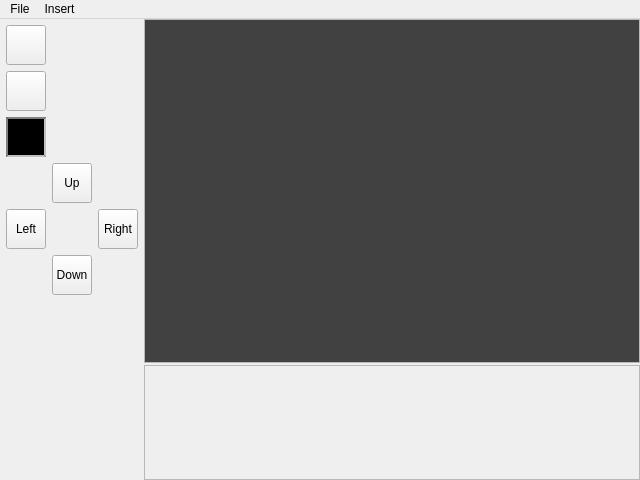
Old version of the form mainwindow.ui in the repository RickWhitefreeze/UI_cs383_goofy-lights.
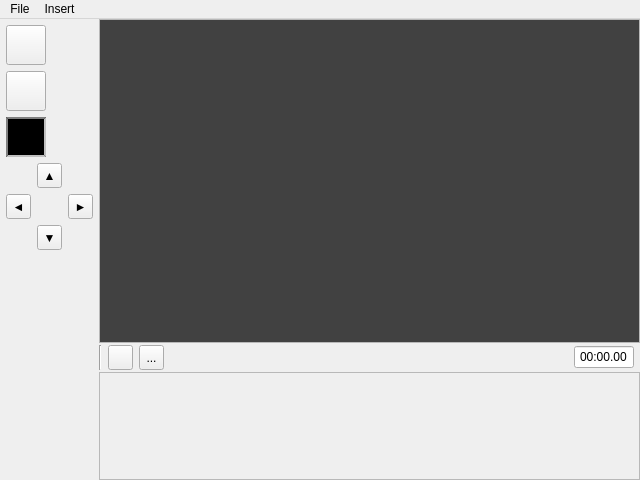
New version of the form. Icons and pictures are not drawn.

```diff
--- a/mainwindow.ui
+++ b/mainwindow.ui
@@ -20,7 +20,7 @@
    </size>
   </property>
   <property name="windowTitle">
-   <string>MainWindow</string>
+   <string>Goofy Lights Editor</string>
   </property>
   <widget class="QWidget" name="centralWidget">
    <property name="sizePolicy">
@@ -29,7 +29,7 @@
      <verstretch>0</verstretch>
     </sizepolicy>
    </property>
-   <layout class="QGridLayout" name="gridLayout" rowstretch="3,1" columnstretch="0,0">
+   <layout class="QGridLayout" name="gridLayout" rowstretch="12,1,4" columnstretch="0,0">
     <property name="leftMargin">
      <number>0</number>
     </property>
@@ -48,7 +48,7 @@
     <property name="verticalSpacing">
      <number>2</number>
     </property>
-    <item row="1" column="1">
+    <item row="2" column="1">
      <widget class="QScrollArea" name="timelineScroll">
       <property name="minimumSize">
        <size>
@@ -76,8 +76,8 @@
         <rect>
          <x>0</x>
          <y>0</y>
-         <width>492</width>
-         <height>111</height>
+         <width>537</width>
+         <height>105</height>
         </rect>
        </property>
        <layout class="QHBoxLayout" name="horizontalLayout_2">
@@ -98,8 +98,8 @@
         <rect>
          <x>0</x>
          <y>0</y>
-         <width>492</width>
-         <height>337</height>
+         <width>537</width>
+         <height>319</height>
         </rect>
        </property>
        <property name="styleSheet">
@@ -132,8 +132,130 @@
       </widget>
      </widget>
     </item>
+    <item row="1" column="1">
+     <layout class="QHBoxLayout" name="horizontalLayout_6">
+      <property name="spacing">
+       <number>6</number>
+      </property>
+      <property name="leftMargin">
+       <number>0</number>
+      </property>
+      <property name="rightMargin">
+       <number>6</number>
+      </property>
+      <item>
+       <widget class="Line" name="line">
+        <property name="orientation">
+         <enum>Qt::Vertical</enum>
+        </property>
+       </widget>
+      </item>
+      <item>
+       <widget class="QToolButton" name="toolButton">
+        <property name="minimumSize">
+         <size>
+          <width>25</width>
+          <height>25</height>
+         </size>
+        </property>
+        <property name="maximumSize">
+         <size>
+          <width>25</width>
+          <height>25</height>
+         </size>
+        </property>
+        <property name="text">
+         <string/>
+        </property>
+        <property name="icon">
+         <iconset resource="resources.qrc">
+          <normaloff>:/images/icons/play.png</normaloff>:/images/icons/play.png</iconset>
+        </property>
+        <property name="iconSize">
+         <size>
+          <width>12</width>
+          <height>12</height>
+         </size>
+        </property>
+       </widget>
+      </item>
+      <item>
+       <widget class="QToolButton" name="toolButton_2">
+        <property name="minimumSize">
+         <size>
+          <width>25</width>
+          <height>25</height>
+         </size>
+        </property>
+        <property name="maximumSize">
+         <size>
+          <width>25</width>
+          <height>25</height>
+         </size>
+        </property>
+        <property name="text">
+         <string>...</string>
+        </property>
+        <property name="icon">
+         <iconset resource="resources.qrc">
+          <normaloff>:/images/icons/pause.png</normaloff>:/images/icons/pause.png</iconset>
+        </property>
+        <property name="iconSize">
+         <size>
+          <width>12</width>
+          <height>12</height>
+         </size>
+        </property>
+       </widget>
+      </item>
+      <item>
+       <spacer name="horizontalSpacer">
+        <property name="orientation">
+         <enum>Qt::Horizontal</enum>
+        </property>
+        <property name="sizeHint" stdset="0">
+         <size>
+          <width>40</width>
+          <height>20</height>
+         </size>
+        </property>
+       </spacer>
+      </item>
+      <item>
+       <widget class="QLineEdit" name="timestamp">
+        <property name="minimumSize">
+         <size>
+          <width>60</width>
+          <height>0</height>
+         </size>
+        </property>
+        <property name="maximumSize">
+         <size>
+          <width>0</width>
+          <height>16777215</height>
+         </size>
+        </property>
+        <property name="inputMask">
+         <string>99:99.99</string>
+        </property>
+        <property name="text">
+         <string>00:00.00</string>
+        </property>
+        <property name="frame">
+         <bool>true</bool>
+        </property>
+        <property name="alignment">
+         <set>Qt::AlignCenter</set>
+        </property>
+        <property name="placeholderText">
+         <string/>
+        </property>
+       </widget>
+      </item>
+     </layout>
+    </item>
     <item row="0" column="0">
-     <layout class="QGridLayout" name="gridLayout_3">
+     <layout class="QVBoxLayout" name="verticalLayout">
       <property name="sizeConstraint">
        <enum>QLayout::SetDefaultConstraint</enum>
       </property>
@@ -146,7 +268,7 @@
       <property name="rightMargin">
        <number>6</number>
       </property>
-      <item row="0" column="0">
+      <item>
        <widget class="QToolButton" name="toolButton_4">
         <property name="minimumSize">
          <size>
@@ -163,9 +285,13 @@
         <property name="text">
          <string/>
         </property>
+        <property name="icon">
+         <iconset resource="resources.qrc">
+          <normaloff>:/images/icons/brush.png</normaloff>:/images/icons/brush.png</iconset>
+        </property>
        </widget>
       </item>
-      <item row="1" column="0">
+      <item>
        <widget class="QToolButton" name="toolButton_3">
         <property name="minimumSize">
          <size>
@@ -182,22 +308,13 @@
         <property name="text">
          <string/>
         </property>
+        <property name="icon">
+         <iconset resource="resources.qrc">
+          <normaloff>:/images/icons/text.png</normaloff>:/images/icons/text.png</iconset>
+        </property>
        </widget>
       </item>
-      <item row="6" column="0">
-       <spacer name="verticalSpacer">
-        <property name="orientation">
-         <enum>Qt::Vertical</enum>
-        </property>
-        <property name="sizeHint" stdset="0">
-         <size>
-          <width>20</width>
-          <height>40</height>
-         </size>
-        </property>
-       </spacer>
-      </item>
-      <item row="2" column="0">
+      <item>
        <widget class="QToolButton" name="toolColor">
         <property name="minimumSize">
          <size>
@@ -220,81 +337,98 @@
         </property>
        </widget>
       </item>
-      <item row="4" column="0">
+      <item>
+       <layout class="QGridLayout" name="gridLayout_4">
+        <item row="2" column="2">
+         <widget class="QToolButton" name="buttonDown">
+          <property name="minimumSize">
+           <size>
+            <width>25</width>
+            <height>25</height>
+           </size>
+          </property>
+          <property name="maximumSize">
+           <size>
+            <width>25</width>
+            <height>25</height>
+           </size>
+          </property>
+          <property name="text">
+           <string>▼</string>
+          </property>
+         </widget>
+        </item>
+        <item row="1" column="1">
        <widget class="QToolButton" name="buttonLeft">
         <property name="minimumSize">
          <size>
-          <width>40</width>
-          <height>40</height>
+            <width>25</width>
+            <height>25</height>
          </size>
         </property>
         <property name="maximumSize">
          <size>
-          <width>40</width>
-          <height>40</height>
+            <width>25</width>
+            <height>25</height>
          </size>
         </property>
         <property name="text">
-         <string>Left</string>
+           <string>◄</string>
         </property>
        </widget>
       </item>
-      <item row="3" column="1">
+        <item row="0" column="2">
        <widget class="QToolButton" name="buttonUp">
         <property name="minimumSize">
          <size>
-          <width>40</width>
-          <height>40</height>
+            <width>25</width>
+            <height>25</height>
          </size>
         </property>
         <property name="maximumSize">
          <size>
-          <width>40</width>
-          <height>40</height>
+            <width>25</width>
+            <height>25</height>
          </size>
         </property>
         <property name="text">
-         <string>Up</string>
+           <string>▲</string>
         </property>
        </widget>
       </item>
-      <item row="4" column="2">
+        <item row="1" column="3">
        <widget class="QToolButton" name="buttonRight">
         <property name="minimumSize">
          <size>
-          <width>40</width>
-          <height>40</height>
+            <width>25</width>
+            <height>25</height>
          </size>
         </property>
         <property name="maximumSize">
          <size>
-          <width>40</width>
-          <height>40</height>
+            <width>25</width>
+            <height>25</height>
          </size>
         </property>
         <property name="text">
-         <string>Right</string>
+           <string>►</string>
         </property>
        </widget>
       </item>
-      <item row="5" column="1">
-       <widget class="QToolButton" name="buttonDown">
-        <property name="minimumSize">
-         <size>
-          <width>40</width>
-          <height>40</height>
-         </size>
+       </layout>
+      </item>
+      <item>
+       <spacer name="verticalSpacer">
+        <property name="orientation">
+         <enum>Qt::Vertical</enum>
         </property>
-        <property name="maximumSize">
+        <property name="sizeHint" stdset="0">
          <size>
-          <width>40</width>
+          <width>20</width>
           <height>40</height>
          </size>
         </property>
-        <property name="text">
-         <string>Down</string>
-        </property>
-       </widget>
+       </spacer>
       </item>
      </layout>
     </item>
@@ -306,7 +440,7 @@
      <x>0</x>
      <y>0</y>
      <width>640</width>
-     <height>26</height>
+     <height>21</height>
     </rect>
    </property>
    <widget class="QMenu" name="menuFile">
```
Left out of the diff: 4 changed lines with no effect on the pictures. Lines whose indentation alone changed are shown as unchanged.
